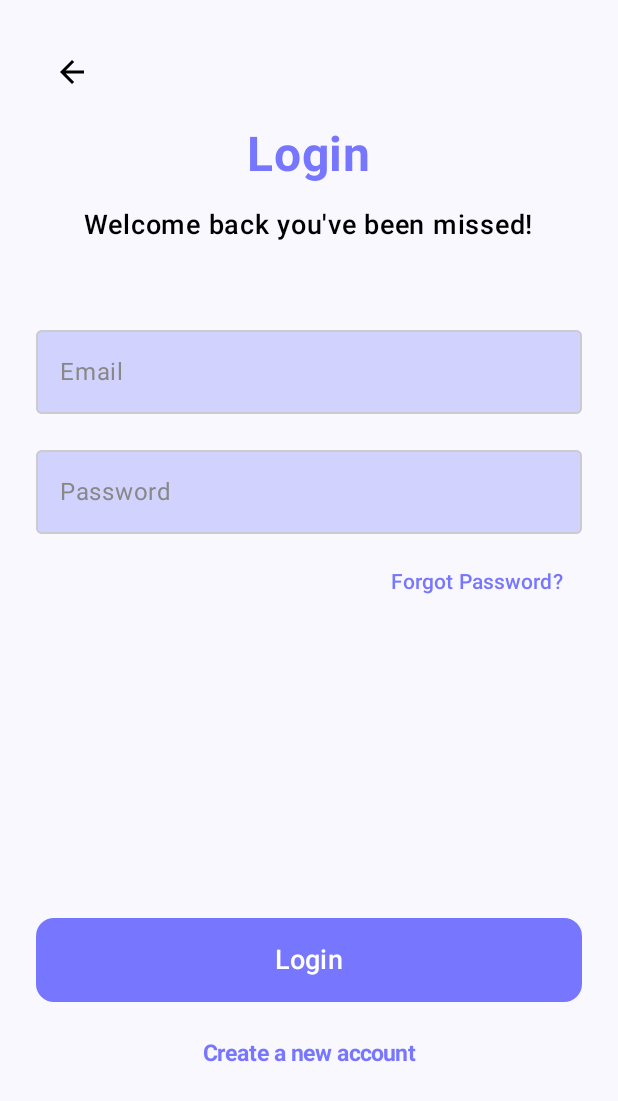
After one commit to ryanmkx/SumUp, an Android app built with Jetpack Compose: the composable LoginScreen shown on its own in the app's theme, on a phone screen of 412 x 824 dp. The commit adds this screen. Shown: the top 1101 px of the screen. Run offline under Robolectric (Android 15) with nearby library versions, the phone set to English and light mode, and no system bars.

Commit message:
first update with loginscreen mainscreen and others file

```diff
--- a/app/build.gradle.kts
+++ b/app/build.gradle.kts
@@ -6,7 +6,7 @@ plugins {
 
 android {
     namespace = "com.example.sumup"
-    compileSdk = 35
+    compileSdk = 36
 
     defaultConfig {
         applicationId = "com.example.sumup"
--- a/app/src/main/java/com/example/sumup/MainActivity.kt
+++ b/app/src/main/java/com/example/sumup/MainActivity.kt
@@ -11,7 +11,7 @@ import androidx.compose.material3.Text
 import androidx.compose.runtime.Composable
 import androidx.compose.ui.Modifier
 import androidx.compose.ui.tooling.preview.Preview
-import com.example.sumup.ui.theme.SumUpTheme
+import com.example.sumup.presentation.ui.theme.SumUpTheme
 
 class MainActivity : ComponentActivity() {
     override fun onCreate(savedInstanceState: Bundle?) {
--- /dev/null
+++ b/app/src/main/java/com/example/sumup/presentation/screen/login/LoginScreen.kt
@@ -0,0 +1,151 @@
+package com.example.sumup.presentation.screen.login
+
+import androidx.compose.foundation.layout.*
+import androidx.compose.material3.*
+import androidx.compose.runtime.Composable
+import androidx.compose.ui.Alignment
+import androidx.compose.ui.Modifier
+import androidx.compose.ui.graphics.Color
+import androidx.compose.ui.text.font.FontWeight
+import androidx.compose.ui.tooling.preview.Preview
+import androidx.compose.ui.unit.dp
+import androidx.compose.ui.unit.sp
+import com.example.sumup.presentation.screen.ui.lightpurpleMain
+import com.example.sumup.presentation.screen.ui.purpleMain
+import androidx.compose.material.icons.Icons
+import androidx.compose.material.icons.automirrored.filled.ArrowBack
+
+@Composable
+fun LoginScreen() {
+    Box(
+        modifier = Modifier
+            .fillMaxSize()
+            .padding(24.dp)
+    ) {
+        // Back Button
+        IconButton(
+            onClick = { /* Handle back button click */ },
+            modifier = Modifier.align(Alignment.TopStart)
+        ) {
+            Icon(
+                imageVector = Icons.AutoMirrored.Filled.ArrowBack,
+                contentDescription = "Back",
+                tint = Color.Black
+            )
+        }
+
+        // Main content column
+        Column(
+            modifier = Modifier
+                .fillMaxSize(),
+            horizontalAlignment = Alignment.CenterHorizontally,
+        ) {
+
+            Spacer(modifier = Modifier.height(60.dp))
+
+            // "Login" title
+            Text(
+                text = "Login",
+                fontSize = 32.sp,
+                fontWeight = FontWeight.Bold,
+                color = purpleMain // A shade of purple
+            )
+
+            Spacer(modifier = Modifier.height(15.dp))
+
+            // "Welcome back..." text
+            Text(
+                text = "Welcome back you've been missed!",
+                fontSize = 18.sp,
+                fontWeight = FontWeight.Medium,
+                color = Color.Black
+            )
+
+            Spacer(modifier = Modifier.height(50.dp))
+
+            // Email input field
+            OutlinedTextField(
+                value = "",
+                onValueChange = {},
+                label = { Text("Email") },
+                modifier = Modifier.fillMaxWidth(),
+                colors = OutlinedTextFieldDefaults.colors(
+                    focusedContainerColor = lightpurpleMain,
+                    unfocusedContainerColor = lightpurpleMain,
+                    focusedBorderColor = purpleMain,
+                    unfocusedBorderColor = Color.LightGray,
+                    focusedLabelColor = Color.Gray, // Label color when focused
+                    unfocusedLabelColor = Color.Gray // Label color when unfocused
+                )
+            )
+
+            Spacer(modifier = Modifier.height(16.dp))
+
+            // Password input field
+            OutlinedTextField(
+                value = "",
+                onValueChange = {},
+                label = { Text("Password") },
+                modifier = Modifier.fillMaxWidth(),
+                colors = OutlinedTextFieldDefaults.colors(
+                    focusedContainerColor = lightpurpleMain,
+                    unfocusedContainerColor = lightpurpleMain,
+                    focusedBorderColor = purpleMain,
+                    unfocusedBorderColor = Color.LightGray,
+                    focusedLabelColor = Color.Gray, // Label color when focused
+                    unfocusedLabelColor = Color.Gray // Label color when unfocused
+                )
+            )
+
+            Spacer(modifier = Modifier.height(8.dp))
+
+            // "Forgot Password?" text
+            TextButton(
+                onClick = { /* Handle forgot password click */ },
+                modifier = Modifier.align(Alignment.End)
+            ) {
+                Text(
+                    text = "Forgot Password?",
+                    fontWeight = FontWeight.Medium,
+                    color = purpleMain
+                )
+            }
+
+            Spacer(modifier = Modifier.height(200.dp))
+
+            // "Login" button
+            Button(
+                onClick = { /* Handle login click */ },
+                modifier = Modifier
+                    .fillMaxWidth()
+                    .height(56.dp),
+                colors = ButtonDefaults.buttonColors(
+                    containerColor = purpleMain
+                ),
+                shape = MaterialTheme.shapes.medium
+            ) {
+                Text(text = "Login", fontSize = 18.sp)
+            }
+
+            Spacer(modifier = Modifier.height(10.dp))
+
+            // "Create a new account" text
+            TextButton(
+                onClick = { /* Handle create account click */ }
+            ) {
+                Text(
+                    text = "Create a new account",
+                    fontSize = 15.sp,
+                    fontWeight = FontWeight.Bold,
+                    color = purpleMain
+                )
+            }
+        }
+    }
+}
+
+@Preview(showBackground = true)
+@Composable
+fun LoginScreenPreview() {
+    LoginScreen()
+}
--- /dev/null
+++ b/app/src/main/java/com/example/sumup/presentation/screen/ui/generalSetting.kt
@@ -0,0 +1,6 @@
+package com.example.sumup.presentation.screen.ui
+
+import androidx.compose.ui.graphics.Color
+
+val purpleMain = Color(0xFF7676FF)
+val lightpurpleMain = Color(0xFFD2D2FF)
--- a/app/src/main/java/com/example/sumup/ui/theme/Color.kt
+++ b/app/src/main/java/com/example/sumup/presentation/ui/theme/Color.kt
@@ -1,4 +1,4 @@
-package com.example.sumup.ui.theme
+package com.example.sumup.presentation.ui.theme
 
 import androidx.compose.ui.graphics.Color
 
--- a/app/src/main/java/com/example/sumup/ui/theme/Theme.kt
+++ b/app/src/main/java/com/example/sumup/presentation/ui/theme/Theme.kt
@@ -1,4 +1,4 @@
-package com.example.sumup.ui.theme
+package com.example.sumup.presentation.ui.theme
 
 import android.app.Activity
 import android.os.Build
--- a/app/src/main/java/com/example/sumup/ui/theme/Type.kt
+++ b/app/src/main/java/com/example/sumup/presentation/ui/theme/Type.kt
@@ -1,4 +1,4 @@
-package com.example.sumup.ui.theme
+package com.example.sumup.presentation.ui.theme
 
 import androidx.compose.material3.Typography
 import androidx.compose.ui.text.TextStyle
```
Also changed, not shown: app/src/main/java/com/example/sumup/presentation/screen/login/MainScreen.kt (added, +107 -0 lines), app/src/main/res/drawable/loginmainscreenpic.png (added).
